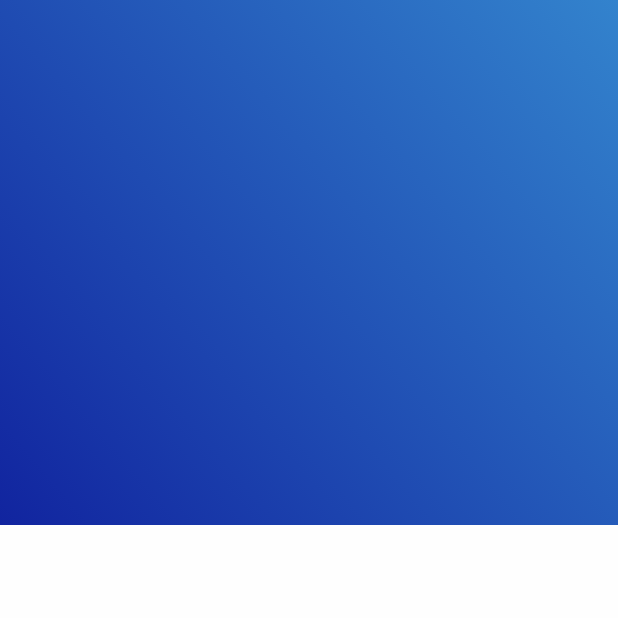
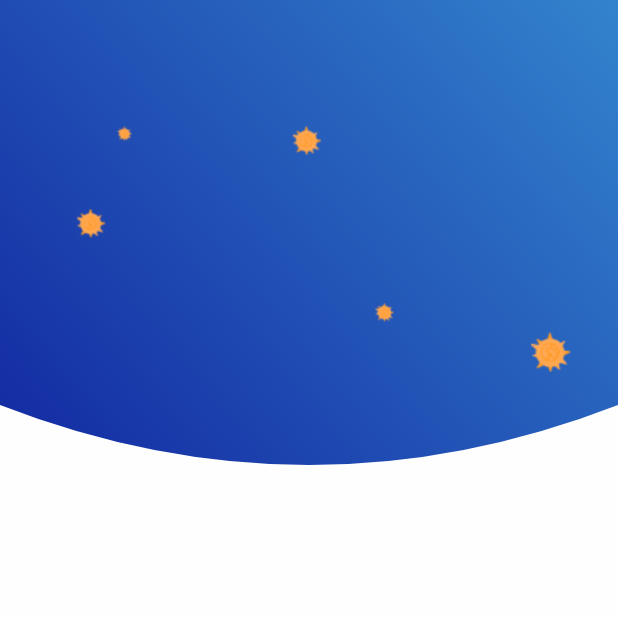
Before and after one commit to Eventyret/coronatracker, a Flutter app: the screen it shows after launch, on a phone screen of 412 x 824 dp, the top half of it. Run offline on Flutter 3.47's test engine with Material 2 defaults, Android fonts, the phone set to English and light mode, and no system bars; our stand-ins replace shared_preferences; project files that could hold a hidden picture were left out.

Commit message:
Added curve shape

```diff
--- a/lib/main.dart
+++ b/lib/main.dart
@@ -53,7 +53,9 @@ class HomeScreen extends StatelessWidget {
     return Scaffold(
       body: Column(
         children: <Widget>[
-          Container(
+          ClipPath(
+            clipper: MyClipper(),
+            child: Container(
               height: 350,
               width: double.infinity,
               decoration: BoxDecoration(
@@ -65,6 +67,9 @@ class HomeScreen extends StatelessWidget {
                       Color(0xFF11249F),
                     ],
                   ),
+                  image: DecorationImage(
+                    image: AssetImage("assets/images/virus.png"),
+                  )),
             ),
           )
         ],
@@ -72,3 +77,21 @@ class HomeScreen extends StatelessWidget {
     );
   }
 }
+
+class MyClipper extends CustomClipper<Path> {
+  @override
+  Path getClip(Size size) {
+    var path = Path();
+    path.lineTo(0, size.height - 80);
+    path.quadraticBezierTo(
+        size.width / 2, size.height, size.width, size.height - 80);
+    path.lineTo(size.width, 0);
+    path.close();
+    return path;
+  }
+
+  @override
+  bool shouldReclip(CustomClipper<Path> oldClipper) {
+    return false;
+  }
+}
```
Lines whose indentation alone changed are shown as unchanged.
